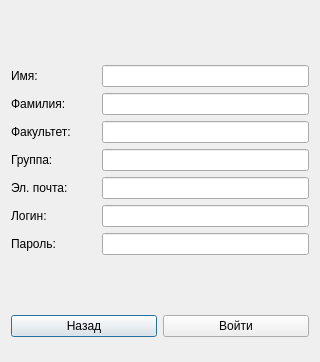
The window that courseProject/register_form.ui (coderDreamer/courseProject) describes before a commit, drawn with Qt 5.
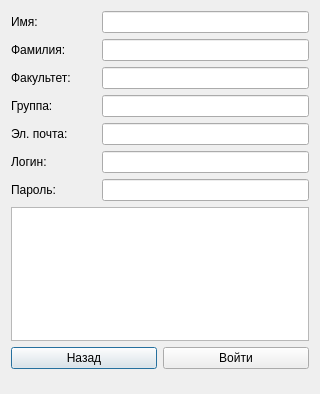
The same window after the commit.

Patch:
```diff
--- a/courseProject/register_form.ui
+++ b/courseProject/register_form.ui
@@ -7,7 +7,7 @@
     <x>0</x>
     <y>0</y>
     <width>320</width>
-    <height>362</height>
+    <height>394</height>
    </rect>
   </property>
   <property name="windowTitle">
@@ -115,6 +115,9 @@
      </item>
     </layout>
    </item>
+   <item>
+    <widget class="QTextEdit" name="newEdit"/>
+   </item>
    <item>
     <spacer name="verticalSpacer">
      <property name="orientation">
```
Left out of the diff: 15 changed lines with no effect on the pictures.
